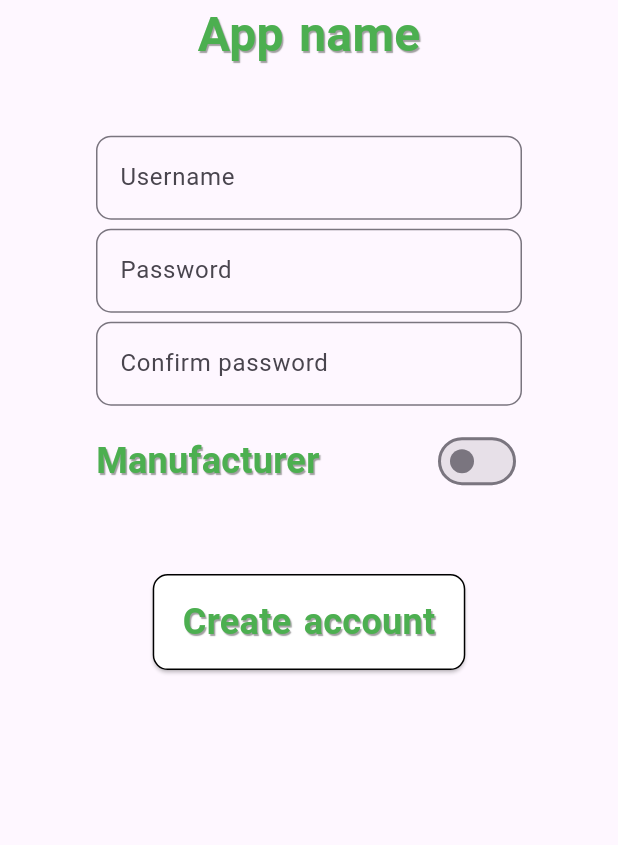
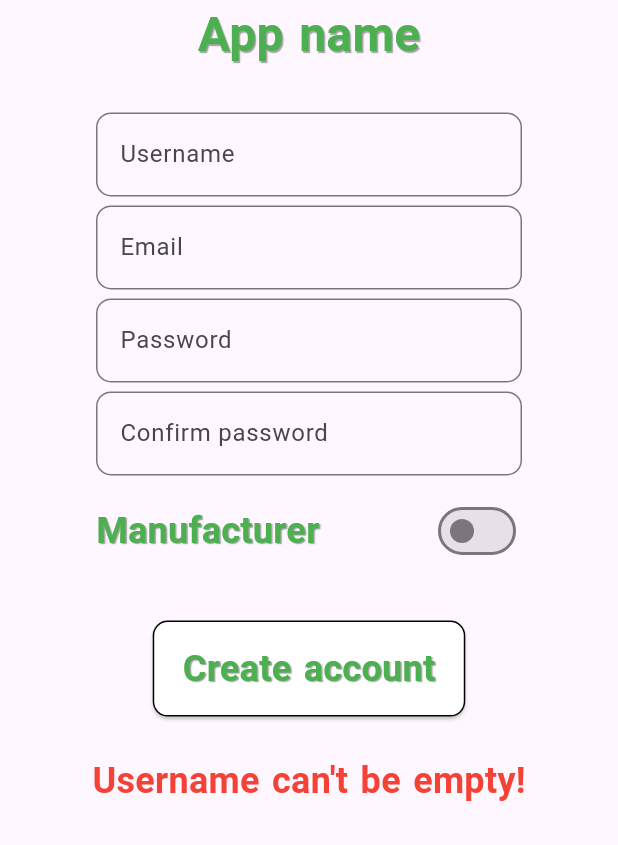
Before and after one commit to bmzsombi/szoftarch, a Flutter app: the CreateAccountScreen screen opened directly, after a tap on "Create account", on a phone screen of 412 x 824 dp, the part 391-1236 px from its top. Run offline on Flutter 3.47's test engine with Material 3 defaults, Android fonts, the phone set to English and light mode, and no system bars; our stand-ins replace file_picker.

Commit message:
frontend updates

```diff
--- a/flutter_app/lib/main.dart
+++ b/flutter_app/lib/main.dart
@@ -1,5 +1,7 @@
 import 'package:flutter/material.dart';
 import 'package:flutter_app/widgets/screen/login_screen.dart';
+import 'package:flutter_app/widgets/screen/device_list_screen.dart';
+
 void main() {
   runApp(const MyApp());
 }
@@ -32,7 +34,7 @@
         useMaterial3: true,
       ),
       //home: const MyHomePage(title: 'Flutter Demo Home Page'),
-      home: const Loginscreen()
+      home: const DeviceListScreen()
     );
   }
 }
--- a/flutter_app/lib/widgets/popup/plantdetails_popup.dart
+++ b/flutter_app/lib/widgets/popup/plantdetails_popup.dart
@@ -18,7 +18,7 @@ class _PlantDetailsPopupState extends State<PlantDetailsPopup> {
       shape: RoundedRectangleBorder(
         borderRadius: BorderRadius.circular(20.0),
       ),
-      child: Container(
+      child: SizedBox(
         width: widget.screenWidth * 0.7, // Az ablak szélessége a fő képernyőhöz viszonyítva
         height: widget.screenHeight * 0.6, // Az ablak magassága a fő képernyőhöz viszonyítva
         child: Padding(
--- a/flutter_app/lib/widgets/screen/create_account_screen.dart
+++ b/flutter_app/lib/widgets/screen/create_account_screen.dart
@@ -1,7 +1,6 @@
 import 'package:flutter/material.dart';
 import 'package:flutter_app/widgets/common/custom_widgets.dart';
-import 'package:http/http.dart' as http;
-import 'dart:convert';
+import 'package:flutter_app/utils/http_requests.dart';
 
 class CreateAccountScreen extends StatefulWidget {
   const CreateAccountScreen({super.key});
@@ -17,32 +16,34 @@ class _CreateAccountScreenState extends State<CreateAccountScreen> {
   final TextEditingController userNameController = TextEditingController();
   final TextEditingController passwordController = TextEditingController();
   final TextEditingController confirmPasswordController = TextEditingController();
+  final TextEditingController emailController = TextEditingController();
 
   void backButtonPressed() {
     Navigator.pop(context);
   }
 
-  void createAccountButtonPressed() async {
-    var url = Uri.http('127.0.0.1:5000', 'api/users');
-    var response = await http.post(
-        url,
-        headers: {
-          "Content-Type": "application/json"
-        },
-        body: jsonEncode({
-          "username": "doodle",
-          "password": "blue",
-          "email": "asd@asd",
-          "role": "manufacturer"
-        })
-    );
-    print('Response status: ${response.statusCode}');
-    //print('Response body: ${response.body}');
-
-    setState(() {
-      errorText = "Example error text";
-
-    });
+  void createAccountButtonPressed() {
+    if (
+      userNameController.text.trim().isNotEmpty &&
+      emailController.text.trim().isNotEmpty &&
+      passwordController.text.trim().isNotEmpty &&
+      confirmPasswordController.text.trim().isNotEmpty &&
+      passwordController.text.trim() == confirmPasswordController.text.trim()
+    ) {
+      // TODO: createAccountRequest(userNameController.text, passwordController.text, emailController.text, switchOn);
+    }
+    else if (userNameController.text.trim().isEmpty) {
+      setErrorText("Username can't be empty!");
+    }
+    else if (emailController.text.trim().isEmpty) {
+      setErrorText("Email address can't be empty!");
+    }
+    else if (passwordController.text.trim().isEmpty && confirmPasswordController.text.trim().isEmpty) {
+      setErrorText("Password can't be empty!");
+    }
+    else if (passwordController.text.trim() != confirmPasswordController.text.trim()) {
+      setErrorText("Passwords don't match!");
+    }
   }
 
   void toggleSwitch(bool value) {
@@ -82,6 +83,21 @@ class _CreateAccountScreenState extends State<CreateAccountScreen> {
                 decoration: const InputDecoration(
                   labelText: "Username",
                   hintText: "Enter your username",
+                  border: OutlineInputBorder(
+                    borderSide: BorderSide(),
+                    borderRadius: BorderRadius.all(Radius.circular(10.0))
+                  )
+                ),
+              ),
+            ),
+            Padding(
+              padding: const EdgeInsets.symmetric(horizontal: 64.0, vertical: 3.0),
+              child: TextField(
+                onChanged: (text) { setErrorText(''); },
+                controller: emailController,
+                decoration: const InputDecoration(
+                  labelText: "Email",
+                  hintText: "Enter your email address",
                   border: OutlineInputBorder(
                     borderSide: BorderSide(),
                     borderRadius: BorderRadius.all(Radius.circular(10.0))
--- a/flutter_app/lib/widgets/screen/device_list_screen.dart
+++ b/flutter_app/lib/widgets/screen/device_list_screen.dart
@@ -4,6 +4,7 @@ import 'package:flutter_app/widgets/common/custom_widgets.dart';
 import 'package:flutter_app/widgets/screen/add_new_device_screen.dart';
 import 'package:flutter_app/widgets/screen/login_screen.dart';
 import 'package:flutter_app/widgets/screen/plant_list_screen.dart';
+import 'package:flutter_app/utils/http_requests.dart';
 
 class DeviceListScreen extends StatefulWidget {
   const DeviceListScreen({super.key});
@@ -23,6 +24,8 @@ class _DeviceListScreenState extends State<DeviceListScreen> {
   Future<List<Device>> fetchDeviceList() async {
     await Future.delayed(const Duration(seconds: 2));
     return getDeviceList();
+
+    // TODO: manufacturerGetDevicesRequest();
   }
 
   void refreshPressed() {
--- a/flutter_app/lib/widgets/screen/modify_device_config_screen.dart
+++ b/flutter_app/lib/widgets/screen/modify_device_config_screen.dart
@@ -2,6 +2,7 @@ import 'dart:io';
 import 'package:flutter/material.dart';
 import '../common/custom_widgets.dart';
 import '/utils/device_utils.dart';
+import 'package:flutter_app/utils/http_requests.dart';
 
 class ModifyDeviceConfigScreen extends StatefulWidget {
   const ModifyDeviceConfigScreen({
@@ -32,7 +33,9 @@ class _ModifyDeviceConfigScreenState extends State<ModifyDeviceConfigScreen> {
     }
   }
 
-  void modifyDevicePressed() {}
+  void modifyDevicePressed() {
+    // TODO: manufacturerModifyDeviceRequest();
+  }
 
   void setErrorText(String e) {
     setState(() {
```
Also changed, not shown: flutter_app/lib/utils/http_requests.dart (added, +37 -0 lines), flutter_app/lib/widgets/common/custom_widgets.dart (+57 -19 lines), flutter_app/lib/widgets/screen/add_new_device_screen.dart (+10 -1 lines), flutter_app/lib/widgets/screen/login_screen.dart (+13 -10 lines), 1 other file.
